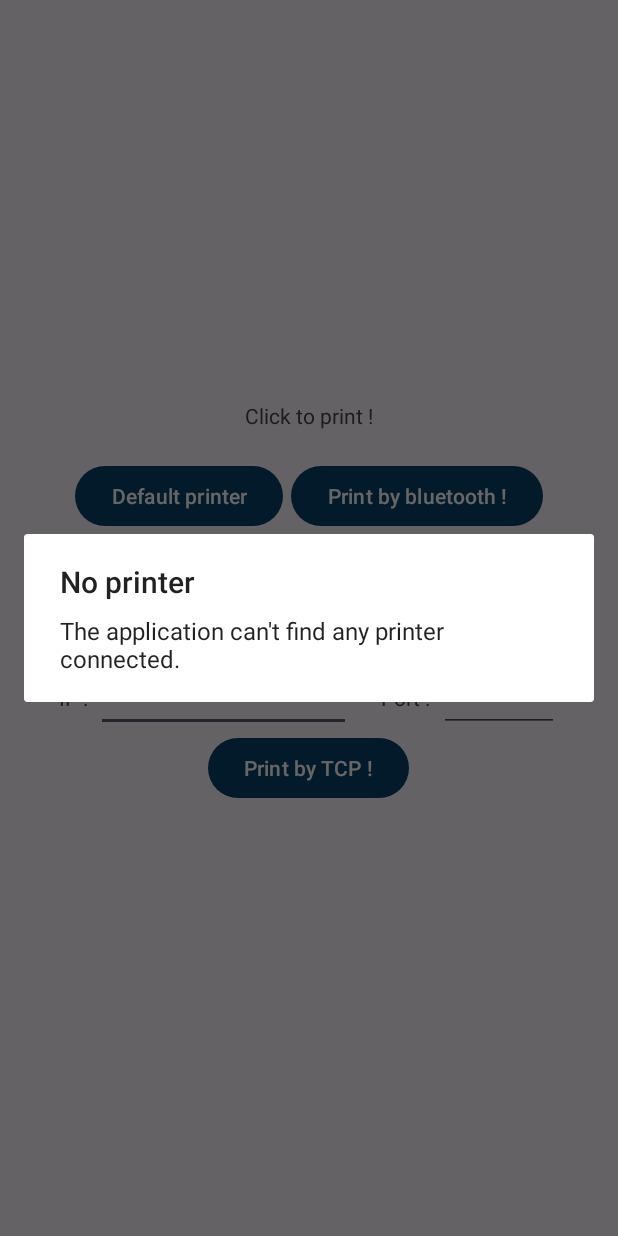
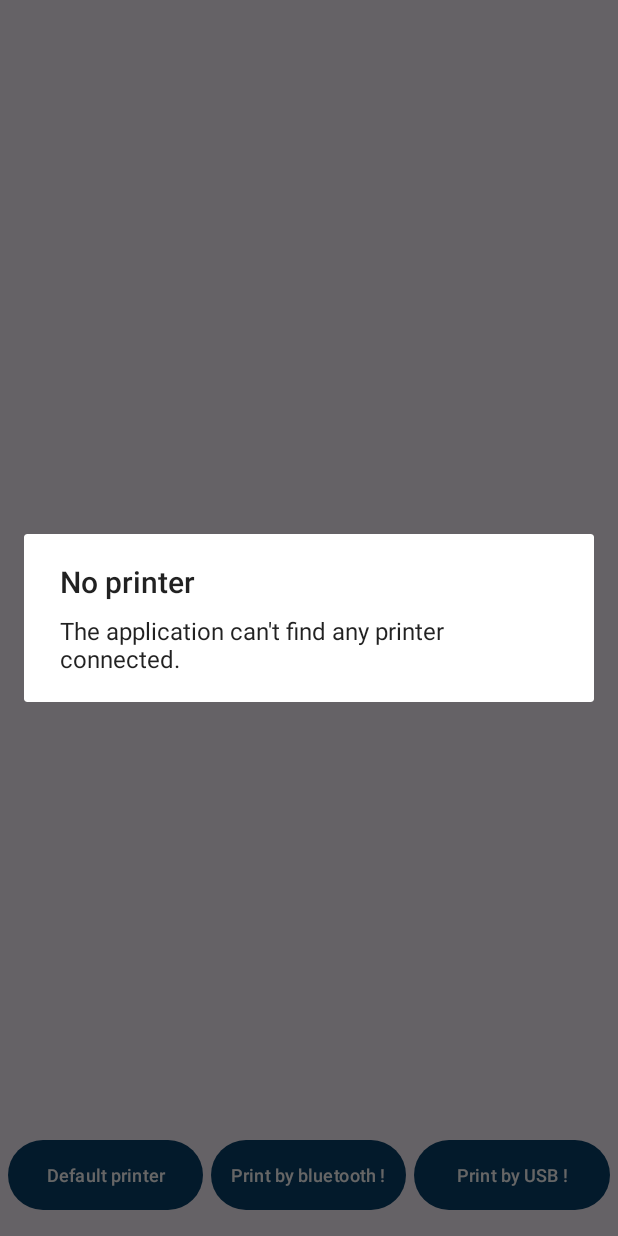
Before and after one commit to HetalPatel01/Billapp, an Android app: the PrintActivity screen opened directly, with no data from a screen before it, after a tap on "Print by bluetooth !", on a phone screen of 412 x 824 dp. Run offline under Robolectric (Android 15) with nearby library versions, the phone set to English and light mode, and no system bars; our stand-ins replace sdp/ssp sizes; 3 statements that could not run were skipped.

Commit message:
change design and add data in other activity

```diff
--- a/app/src/main/AndroidManifest.xml
+++ b/app/src/main/AndroidManifest.xml
@@ -27,7 +27,8 @@
         tools:targetApi="31">
         <activity
             android:name=".activity.PrintActivity"
-            android:exported="false" />
+            android:exported="false"
+            android:screenOrientation="portrait"/>
         <activity
             android:name=".activity.QuickBillPrinterActivity"
             android:exported="false"
--- a/app/src/main/java/com/billapp/activity/PrintActivity.java
+++ b/app/src/main/java/com/billapp/activity/PrintActivity.java
@@ -28,6 +28,7 @@ import com.billapp.activity.async.AsyncEscPosPrint;
 import com.billapp.activity.async.AsyncEscPosPrinter;
 import com.billapp.activity.async.AsyncTcpEscPosPrint;
 import com.billapp.activity.async.AsyncUsbEscPosPrint;
+import com.billapp.model.Bill;
 import com.dantsu.escposprinter.connection.DeviceConnection;
 import com.dantsu.escposprinter.connection.bluetooth.BluetoothConnection;
 import com.dantsu.escposprinter.connection.bluetooth.BluetoothPrintersConnections;
@@ -38,10 +39,13 @@ import com.dantsu.escposprinter.textparser.PrinterTextParserImg;
 
 
 import java.text.SimpleDateFormat;
+import java.util.ArrayList;
 import java.util.Date;
+import java.util.List;
 
 public class PrintActivity extends AppCompatActivity {
 
+    ArrayList<Bill> billsList = new ArrayList<>();
 
     @Override
     protected void onCreate(Bundle savedInstanceState) {
@@ -53,8 +57,19 @@ public class PrintActivity extends AppCompatActivity {
         button.setOnClickListener(view -> printBluetooth());
         button = (Button) this.findViewById(R.id.button_usb);
         button.setOnClickListener(view -> printUsb());
-        button = (Button) this.findViewById(R.id.button_tcp);
-        button.setOnClickListener(view -> printTcp());
+        /*button = (Button) this.findViewById(R.id.button_tcp);
+        button.setOnClickListener(view -> printTcp());*/
+        // Assuming you are inside an Activity class
+        Intent receivedIntent = getIntent(); // Retrieve the Intent used to start this activity
+        if (receivedIntent != null) {
+            billsList = (ArrayList<Bill>) receivedIntent.getSerializableExtra("billsList");
+            System.out.println("billlist::>"+ billsList);
+        } else {
+            // Handle case where receivedIntent is null
+            Log.e("Intent Error", "No intent received");
+        }
+
+
 
     }
 
@@ -228,7 +243,7 @@ public class PrintActivity extends AppCompatActivity {
     =========================================TCP PART===============================================
     ==============================================================================================*/
 
-    public void printTcp() {
+    /*public void printTcp() {
         final EditText ipAddress = (EditText) this.findViewById(R.id.edittext_tcp_ip);
         final EditText portAddress = (EditText) this.findViewById(R.id.edittext_tcp_port);
 
@@ -262,7 +277,7 @@ public class PrintActivity extends AppCompatActivity {
                 .show();
             e.printStackTrace();
         }
-    }
+    }*/
 
     /*==============================================================================================
     ===================================ESC/POS PRINTER PART=========================================
@@ -275,35 +290,42 @@ public class PrintActivity extends AppCompatActivity {
     public AsyncEscPosPrinter getAsyncEscPosPrinter(DeviceConnection printerConnection) {
         SimpleDateFormat format = new SimpleDateFormat("'on' yyyy-MM-dd 'at' HH:mm:ss");
         AsyncEscPosPrinter printer = new AsyncEscPosPrinter(printerConnection, 203, 48f, 32);
-        return printer.addTextToPrint(
-                        "[L]\n" +
-                        "[C]<u><font size='big'>ORDER N°045</font></u>\n" +
-                        "[L]\n" +
-                        "[C]<u type='double'>" + format.format(new Date()) + "</u>\n" +
-                        "[C]\n" +
-                        "[C]================================\n" +
-                        "[L]\n" +
-                        "[L]<b>BEAUTIFUL SHIRT</b>[R]9.99€\n" +
-                        "[L]  + Size : S\n" +
-                        "[L]\n" +
-                        "[L]<b>AWESOME HAT</b>[R]24.99€\n" +
-                        "[L]  + Size : 57/58\n" +
-                        "[L]\n" +
-                        "[C]--------------------------------\n" +
-                        "[R]TOTAL PRICE :[R]34.98€\n" +
-                        "[R]TAX :[R]4.23€\n" +
-                        "[L]\n" +
-                        "[C]================================\n" +
-                        "[L]\n" +
-                        "[L]<u><font color='bg-black' size='tall'>Customer :</font></u>\n" +
-                        "[L]Raymond DUPONT\n" +
-                        "[L]5 rue des girafes\n" +
-                        "[L]31547 PERPETES\n" +
-                        "[L]Tel : +33801201456\n" +
-                        "\n" +
-                        "[C]<barcode type='ean13' height='10'>831254784551</barcode>\n" +
-                        "[L]\n" +
-                        "[C]<qrcode size='20'>https://dantsu.com/</qrcode>\n"
-        );
+
+        StringBuilder billText = new StringBuilder();
+        billText.append("[C]<img>").append(
+                        PrinterTextParserImg.bitmapToHexadecimalString(
+                                printer,
+                                getResources().getDrawableForDensity(
+                                        android.R.drawable.ic_dialog_info,
+                                        DisplayMetrics.DENSITY_MEDIUM
+                                )
+                        )
+                ).append("</img>")
+                .append("[L]")
+                .append("[C]<u><font size='big'>ORDER DETAILS</font></u>")
+                .append("[L]");
+
+        // Add each bill item to the text
+        for (int index = 0; index < billsList.size(); index++) {
+            Bill bill = billsList.get(index);
+            billText.append("[L]")
+                    .append("[L]<b>").append(bill.getDetails()).append("</b>[R]").append(bill.getTotal()).append("€")
+                    .append("[L]  + Quantity : ").append(bill.getQuantity())
+                    .append("[L]  + Rate : ").append(bill.getRate());
+        }
+
+        double totalPrice = 0;
+        // Calculate total price and tax
+        for (Bill bill : billsList) {
+            totalPrice += bill.getTotal();
+        }
+        double tax = totalPrice * 0.15; // Assuming tax rate is 15%, adjust as needed
+        billText.append("[C]================================")
+                .append("[R]TOTAL PRICE :[R]").append(String.format("%.2f", totalPrice)).append("€")
+                .append("[R]TAX :[R]").append(String.format("%.2f", tax)).append("€")
+                .append("[L]")
+                .append("[C]================================");
+
+        return printer.addTextToPrint(billText.toString());
     }
 }
--- a/app/src/main/res/layout/activity_print.xml
+++ b/app/src/main/res/layout/activity_print.xml
@@ -1,86 +1,55 @@
 <?xml version="1.0" encoding="utf-8"?>
-<LinearLayout xmlns:android="http://schemas.android.com/apk/res/android"
+<RelativeLayout xmlns:android="http://schemas.android.com/apk/res/android"
     xmlns:tools="http://schemas.android.com/tools"
     android:layout_width="match_parent"
     android:layout_height="match_parent"
-    tools:context=".activity.PrintActivity"
-    android:gravity="center"
-    android:orientation="vertical">
+    tools:context=".activity.PrintActivity">
 
     <TextView
         android:layout_width="wrap_content"
         android:layout_height="wrap_content"
-        android:layout_marginBottom="20dp"
-        android:text="Click to print !" />
-
+        android:layout_centerInParent="true"
+        android:text="Select option to print !" />
 
     <LinearLayout
-        android:layout_width="wrap_content"
+        android:id="@+id/llButtons"
+        android:layout_width="match_parent"
         android:layout_height="wrap_content"
-        android:layout_gravity="center"
-        android:layout_marginBottom="20dp"
-        android:textAlignment="center"
-        android:orientation="horizontal">
+        android:layout_alignParentBottom="true"
+        android:layout_marginBottom="@dimen/_10sdp"
+        android:orientation="horizontal"
+        android:gravity="center">
 
         <Button
             android:id="@+id/button_bluetooth_browse"
-            android:layout_width="wrap_content"
-            android:layout_height="wrap_content"
+            android:layout_width="0dp"
+            android:layout_height="@dimen/_42sdp"
+            android:layout_weight="1"
+            android:textSize="12sp"
+            android:padding="@dimen/_5sdp"
             android:layout_marginRight="5dp"
+            android:layout_marginLeft="5dp"
             android:text="Default printer"/>
 
         <Button
             android:id="@+id/button_bluetooth"
-            android:layout_width="wrap_content"
-            android:layout_height="wrap_content"
+            android:layout_width="0dp"
+            android:layout_height="@dimen/_42sdp"
+            android:layout_weight="1"
+            android:textSize="12sp"
+            android:layout_marginRight="5dp"
+            android:padding="@dimen/_5sdp"
             android:text="Print by bluetooth !" />
+
+        <Button
+            android:id="@+id/button_usb"
+            android:layout_width="0dp"
+            android:layout_height="@dimen/_42sdp"
+            android:layout_weight="1"
+            android:textSize="12sp"
+            android:padding="@dimen/_5sdp"
+            android:layout_marginRight="5dp"
+            android:text="Print by USB !" />
     </LinearLayout>
 
-    <Button
-        android:id="@+id/button_usb"
-        android:layout_width="wrap_content"
-        android:layout_height="wrap_content"
-        android:layout_marginBottom="20dp"
-        android:text="Print by USB !" />
-
-    <LinearLayout
-        android:layout_width="wrap_content"
-        android:layout_height="wrap_content"
-        android:gravity="center"
-        android:orientation="horizontal">
-
-        <TextView
-            android:layout_width="wrap_content"
-            android:layout_height="wrap_content"
-            android:layout_marginRight="5dp"
-            android:text="IP :" />
-
-        <EditText
-            android:id="@+id/edittext_tcp_ip"
-            android:layout_width="170dp"
-            android:layout_height="wrap_content"
-            android:digits="0123456789."
-            android:inputType="number" />
-
-        <TextView
-            android:layout_width="wrap_content"
-            android:layout_height="wrap_content"
-            android:layout_marginLeft="20dp"
-            android:layout_marginRight="5dp"
-            android:text="Port :" />
-
-        <EditText
-            android:id="@+id/edittext_tcp_port"
-            android:layout_width="80dp"
-            android:layout_height="wrap_content"
-            android:inputType="number" />
-    </LinearLayout>
-
-    <Button
-        android:id="@+id/button_tcp"
-        android:layout_width="wrap_content"
-        android:layout_height="wrap_content"
-        android:layout_marginBottom="20dp"
-        android:text="Print by TCP !" />
-
-</LinearLayout>
+</RelativeLayout>
```
